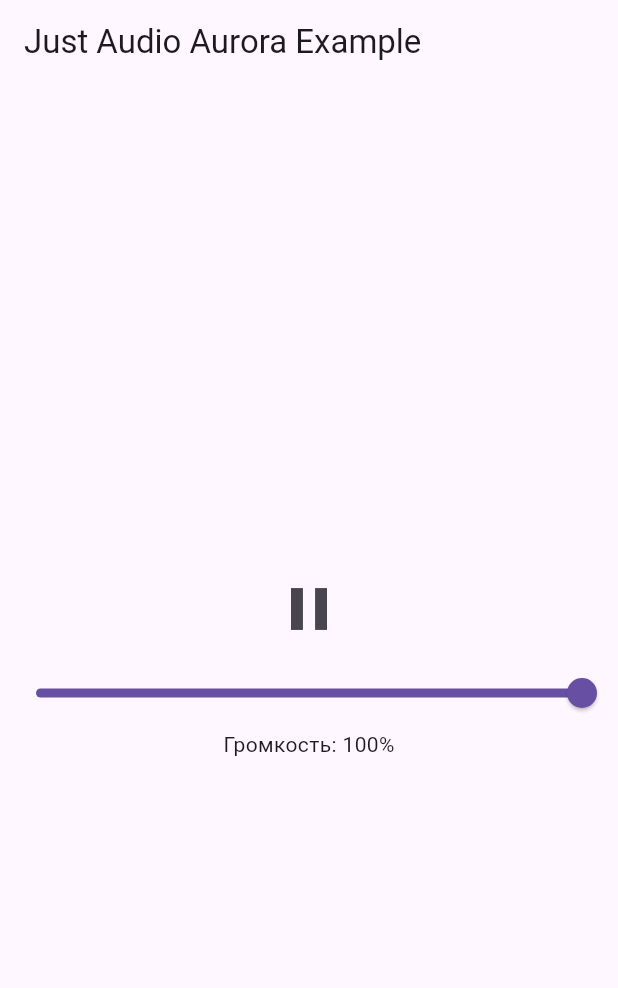
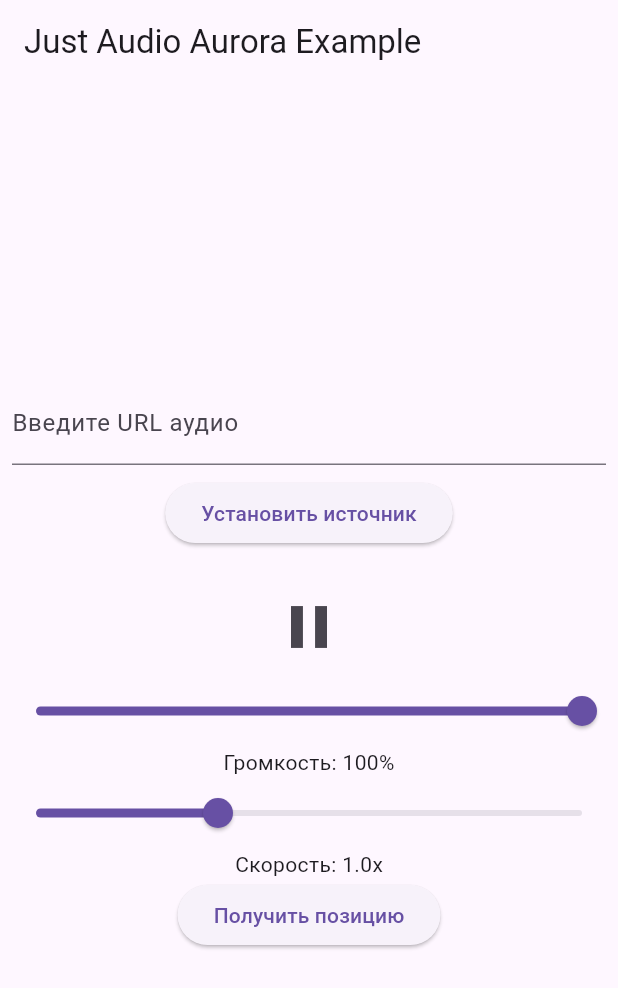
Before and after one commit to sSoooooF/just_audio_aurora, a Flutter app: the screen it shows after launch, after a tap on the "play arrow" icon, on a phone screen of 412 x 824 dp. Shown: the top 988 px of the screen. Run offline on Flutter 3.47's test engine with Material 3 defaults, Android fonts, the phone set to English and light mode, and no system bars; missing offline and left inert: just_audio_platform_interface.

```diff
--- a/example/lib/main.dart
+++ b/example/lib/main.dart
@@ -1,5 +1,4 @@
 import 'dart:async';
-
 import 'package:flutter/material.dart';
 import 'package:just_audio_aurora/just_audio_aurora.dart';
 import 'package:just_audio_aurora/just_audio_aurora_platform.dart';
@@ -34,34 +33,39 @@ class _AudioPlayerScreenState extends State<AudioPlayerScreen> {
   late final AuroraAudioPlayer _audioPlayer;
   bool _isPlaying = false;
   double _volume = 1.0;
-  // late final StreamSubscription<PlaybackEventMessage> _playbackEventSub;
+  double _playbackRate = 1.0;
+  String _audioUrl = "";
+  TextEditingController _urlController = TextEditingController();
 
   @override
   void initState() {
     super.initState();
     _audioPlayer = AuroraAudioPlayer("just_audio_aurora");
     setSource();
-
-    // _playbackEventSub = _audioPlayer.playbackEventMessageStream.listen(
-    //   (event) {
-    //     print(event);
-    //   }
-    // );
   }
 
   @override
   void dispose() {
-    // _playbackEventSub.cancel();
     _audioPlayer.dispose(DisposeRequest());
     super.dispose();
   }
 
   Future<void> setSource() async {
-    _audioPlayer.setUrl("https://s3.amazonaws.com/scifri-episodes/scifri20181123-episode.mp3");
+    if (_audioUrl.isNotEmpty) {
+      try {
+        await _audioPlayer.setUrl(_audioUrl);
+        setState(() {});
+      } catch (e) {
+        ScaffoldMessenger.of(context).showSnackBar(
+          SnackBar(content: Text("Ошибка: $e")),
+        );
+      }
+    }
   }
-  // https://s3.amazonaws.com/scifri-episodes/scifri20181123-episode.mp3
+
   Future<void> _play() async {
-    _audioPlayer.setVolume(SetVolumeRequest(volume: 1.0));
+    await _audioPlayer.setVolume(SetVolumeRequest(volume: _volume));
+    await _audioPlayer.setSpeed(SetSpeedRequest(speed: _playbackRate));
     try {
       await _audioPlayer.play(PlayRequest());
       setState(() => _isPlaying = true);
@@ -77,9 +81,22 @@ class _AudioPlayerScreenState extends State<AudioPlayerScreen> {
     setState(() => _isPlaying = false);
   }
 
+
   Future<void> _setVolume(double value) async {
     await _audioPlayer.setVolume(SetVolumeRequest(volume: value));
     setState(() => _volume = value);
+  }
+
+  Future<void> _setSpeed(double value) async {
+    await _audioPlayer.setSpeed(SetSpeedRequest(speed: value));
+    setState(() => _playbackRate = value);
+  }
+
+  Future<void> _getPosition() async {
+    final position = await _audioPlayer.getPosition();
+    ScaffoldMessenger.of(context).showSnackBar(
+      SnackBar(content: Text("Текущая позиция: $position сек")),
+    );
   }
 
   @override
@@ -90,11 +107,30 @@ class _AudioPlayerScreenState extends State<AudioPlayerScreen> {
         child: Column(
           mainAxisAlignment: MainAxisAlignment.center,
           children: [
+            Padding(
+              padding: const EdgeInsets.all(8.0),
+              child: TextField(
+                controller: _urlController,
+                decoration: const InputDecoration(labelText: "Введите URL аудио"),
+                onChanged: (text) {
+                  setState(() {
+                    _audioUrl = text;
+                  });
+                },
+              ),
+            ),
+            ElevatedButton(
+              onPressed: setSource,
+              child: const Text("Установить источник"),
+            ),
+            const SizedBox(height: 20),
+
             IconButton(
               icon: Icon(_isPlaying ? Icons.pause : Icons.play_arrow),
               iconSize: 48,
               onPressed: _isPlaying ? _pause : _play,
             ),
+
             Slider(
               value: _volume,
               min: 0,
@@ -102,6 +138,19 @@ class _AudioPlayerScreenState extends State<AudioPlayerScreen> {
               onChanged: _setVolume,
             ),
             Text("Громкость: ${(_volume * 100).round()}%"),
+
+            Slider(
+              value: _playbackRate,
+              min: 0.5,
+              max: 2.0,
+              onChanged: _setSpeed,
+            ),
+            Text("Скорость: ${_playbackRate.toStringAsFixed(1)}x"),
+
+            ElevatedButton(
+              onPressed: _getPosition,
+              child: const Text("Получить позицию"),
+            ),
           ],
         ),
       ),
--- a/example/pubspec.yaml
+++ b/example/pubspec.yaml
@@ -13,6 +13,7 @@ dependencies:
   just_audio_aurora:
     path: ../
   cupertino_icons: ^1.0.8
+  just_audio: ^0.9.46
 
 dev_dependencies:
   flutter_test:
```
Also changed, not shown: lib/just_audio_aurora.dart (+23 -1 lines), example/pubspec.lock, 5 other files.
